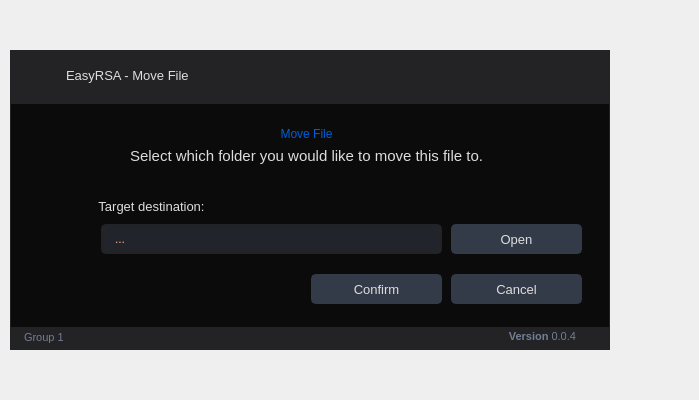
First picture: the form in UI/newMoveFile.ui, repository ameasere/EasyRSA, before the edit.
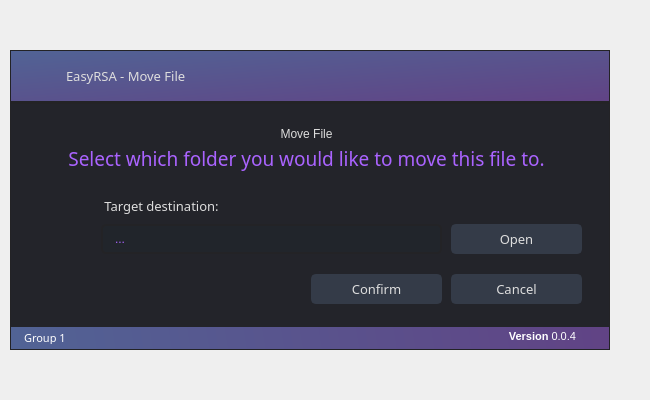
Second picture: the form after the edit. Icons and pictures are not drawn.

Patch:
```diff
--- a/UI/newMoveFile.ui
+++ b/UI/newMoveFile.ui
@@ -7,7 +7,7 @@
    <rect>
     <x>0</x>
     <y>0</y>
-    <width>699</width>
+    <width>650</width>
     <height>400</height>
    </rect>
   </property>
@@ -61,23 +61,23 @@
 /* /////////////////////////////////////////////////////////////////////////////////////////////////
 Bg App */
 #bgApp {
-	background-color: rgb(11,11,11);
+	background-color: rgb(35, 36, 42);
 	border: 1px solid rgb(35,35,38);
 }
 
 /* /////////////////////////////////////////////////////////////////////////////////////////////////
 Left Menu */
 #leftMenuBg {
-	background-color: rgb(35,35,38);
+	background-color: qlineargradient(spread:pad, x1:0, y1:0, x2:1, y2:1, stop:0 rgba(97, 67, 133, 255), stop:1 rgba(81, 99, 149, 255));
 }
 #topLogo {
-	background-color: rgb(35,35,38);
+	background-color: transparent;
 	background-image: url(:/images/images/images/RSA30x30.png);
 	background-position: center;
 	background-repeat: no-repeat;
 }
-#titleLeftApp { font: 63 12pt &quot;Segoe UI Semibold&quot;; }
-#titleLeftDescription { font: 8pt &quot;Segoe UI&quot;; color: rgb(32, 124, 245); }
+#titleLeftApp { font: 81 12pt &quot;Raleway ExtraBold&quot;; }
+#titleLeftDescription { font: 8pt &quot;Segoe UI&quot;; color: #aa63ff; }
 
 /* MENUS */
 #topMenu .QPushButton {
@@ -122,7 +122,7 @@
     background-repeat: no-repeat;
 	border: none;
 	border-left: 20px solid transparent;
-	background-color: rgb(37, 41, 48);
+	background-color: #23242a;
 	text-align: left;
 	padding-left: 44px;
 	color: rgb(113, 126, 149);
@@ -144,7 +144,7 @@
 	background-color: rgb(35,35,38);
 }
 #extraTopBg {
-	background-color: rgb(32, 124, 245);
+	background-color: #aa63ff;
 }
 
 /* Icon */
@@ -164,7 +164,7 @@
 
 /* Extra Content */
 #extraContent{
-	border-top: 3px solid rgb(11,11,11);
+	border-top: 3px solid rgb(35,35,38);
 }
 
 /* Extra Top Menus */
@@ -188,7 +188,7 @@
 /* /////////////////////////////////////////////////////////////////////////////////////////////////
 Content App */
 #contentTopBg{
-	background-color: rgb(35,35,38);
+	background-color: qlineargradient(spread:pad, x1:1, y1:1, x2:0, y2:0, stop:0 rgba(97, 67, 133, 255), stop:1 rgba(81, 99, 149, 255));
 }
 #contentBottom{
 	border-top: 3px solid rgb(35,35,38);
@@ -201,10 +201,10 @@
 
 /* Theme Settings */
 #extraRightBox { background-color: rgb(35,35,38); }
-#themeSettingsTopDetail { background-color: rgb(32, 124, 245); }
+#themeSettingsTopDetail { background-color: #aa63ff; }
 
 /* Bottom Bar */
-#bottomBar { background-color: rgb(35,35,38); }
+#bottomBar { background-color: qlineargradient(spread:pad, x1:1, y1:0.511, x2:0, y2:0.517, stop:0 rgba(97, 67, 133, 255), stop:1 rgba(81, 99, 149, 255)); }
 #bottomBar QLabel { font-size: 11px; color: rgb(113, 126, 149); padding-left: 10px; padding-right: 10px; padding-bottom: 2px; }
 
 /* CONTENT SETTINGS */
@@ -242,7 +242,7 @@
 	gridline-color: rgb(44, 49, 60);
 }
 QTableWidget::item:selected{
-	background-color: rgb(32, 124, 245);
+	background-color: #aa63ff;
 }
 QHeaderView::section{
 	background-color: rgb(35,35,38);
@@ -276,7 +276,7 @@
 	border: 2px solid rgb(35,35,38);
 	padding-left: 10px;
 	selection-color: rgb(255, 255, 255);
-	selection-background-color: rgb(0,94,217);
+	selection-background-color: #aa63ff;
 }
 QLineEdit:hover {
 	border: 2px solid rgb(64, 71, 88);
@@ -317,7 +317,7 @@
 	border-radius: 0px;
 }
 QScrollBar::handle:horizontal {
-    background: rgb(32, 124, 245);
+    background: #aa63ff;
     min-width: 25px;
 	border-radius: 4px;
 }
@@ -355,7 +355,7 @@
 	border-radius: 0px;
  }
  QScrollBar::handle:vertical {
-	background: rgb(32, 124, 245);
+	background: #aa63ff;
     min-height: 25px;
 	border-radius: 4px;
  }
@@ -446,7 +446,7 @@
 	background-repeat: no-repeat;
  }
 QComboBox QAbstractItemView {
-	color: rgb(0,94,217);
+	color: #aa63ff;
 	background-color: rgb(35,35,38);
 	padding: 10px;
 	selection-background-color: rgb(39, 44, 54);
@@ -464,7 +464,7 @@
 	background-color: rgb(55, 62, 76);
 }
 QSlider::handle:horizontal {
-    background-color: rgb(32, 124, 245);
+    background-color: #aa63ff;
     border: none;
     height: 10px;
     width: 10px;
@@ -488,7 +488,7 @@
 	background-color: rgb(55, 62, 76);
 }
 QSlider::handle:vertical {
-    background-color: rgb(32, 124, 245);
+    background-color: #aa63ff;
 	border: none;
     height: 10px;
     width: 10px;
@@ -505,7 +505,7 @@
 /* /////////////////////////////////////////////////////////////////////////////////////////////////
 CommandLinkButton */
 QCommandLinkButton {
-	color: rgb(0,94,217);
+	color: #aa63ff;
 	border-radius: 5px;
 	padding: 5px;
 }
@@ -716,13 +716,16 @@
                   </property>
                   <property name="font">
                    <font>
-                    <family>Segoe UI</family>
+                    <family>Raleway ExtraBold</family>
                     <pointsize>10</pointsize>
-                    <weight>50</weight>
+                    <weight>10</weight>
                     <italic>false</italic>
                     <bold>false</bold>
                    </font>
                   </property>
+                  <property name="styleSheet">
+                   <string notr="true">font: 81 10pt &quot;Raleway ExtraBold&quot;;</string>
+                  </property>
                   <property name="text">
                    <string>EasyRSA - Move File</string>
                   </property>
@@ -982,7 +985,7 @@
                         </rect>
                        </property>
                        <property name="styleSheet">
-                        <string notr="true">font: 14pt &quot;Segoe UI&quot;; color: rgb(0,94,217);</string>
+                        <string notr="true">font: 25 14pt &quot;Raleway Light&quot;;</string>
                        </property>
                        <property name="lineWidth">
                         <number>1</number>
@@ -997,9 +1000,9 @@
                       <widget class="QLabel" name="usertitle">
                        <property name="geometry">
                         <rect>
-                         <x>0</x>
+                         <x>20</x>
                          <y>70</y>
-                         <width>261</width>
+                         <width>241</width>
                          <height>45</height>
                         </rect>
                        </property>
@@ -1017,9 +1020,9 @@
                        </property>
                        <property name="font">
                         <font>
-                         <family>Segoe UI</family>
-                         <pointsize>11</pointsize>
-                         <weight>50</weight>
+                         <family>Raleway SemiBold</family>
+                         <pointsize>10</pointsize>
+                         <weight>7</weight>
                          <italic>false</italic>
                          <bold>false</bold>
                         </font>
@@ -1051,7 +1054,7 @@
                        </property>
                        <property name="styleSheet">
                         <string notr="true">background-color: rgb(33, 37, 43);
-color: rgb(255, 166, 121);</string>
+color: rgb(170, 99, 255)</string>
                        </property>
                        <property name="text">
                         <string>...</string>
@@ -1121,9 +1124,9 @@
                        </property>
                        <property name="font">
                         <font>
-                         <family>Segoe UI</family>
+                         <family>Raleway SemiBold</family>
                          <pointsize>10</pointsize>
-                         <weight>50</weight>
+                         <weight>7</weight>
                          <italic>false</italic>
                          <bold>false</bold>
                         </font>
@@ -1159,9 +1162,9 @@
                        </property>
                        <property name="font">
                         <font>
-                         <family>Segoe UI</family>
+                         <family>Raleway SemiBold</family>
                          <pointsize>10</pointsize>
-                         <weight>50</weight>
+                         <weight>7</weight>
                          <italic>false</italic>
                          <bold>false</bold>
                         </font>
@@ -1193,9 +1196,9 @@
                        </property>
                        <property name="font">
                         <font>
-                         <family>Segoe UI</family>
+                         <family>Raleway SemiBold</family>
                          <pointsize>10</pointsize>
-                         <weight>50</weight>
+                         <weight>7</weight>
                          <italic>false</italic>
                          <bold>false</bold>
                         </font>
@@ -1214,9 +1217,9 @@
                        <property name="geometry">
                         <rect>
                          <x>0</x>
-                         <y>20</y>
+                         <y>24</y>
                          <width>571</width>
-                         <height>45</height>
+                         <height>41</height>
                         </rect>
                        </property>
                        <property name="sizePolicy">
@@ -1233,9 +1236,9 @@
                        </property>
                        <property name="font">
                         <font>
-                         <family>Segoe UI</family>
-                         <pointsize>11</pointsize>
-                         <weight>50</weight>
+                         <family>Raleway Light</family>
+                         <pointsize>14</pointsize>
+                         <weight>3</weight>
                          <italic>false</italic>
                          <bold>false</bold>
                         </font>
@@ -1244,7 +1247,7 @@
                         <string notr="true">font: 11pt &quot;Segoe UI&quot;;</string>
                        </property>
                        <property name="text">
-                        <string>&lt;html&gt;&lt;head/&gt;&lt;body&gt;&lt;p align=&quot;center&quot;&gt;Select which folder you would like to move this file to.&lt;/p&gt;&lt;/body&gt;&lt;/html&gt;</string>
+                        <string>&lt;html&gt;&lt;head/&gt;&lt;body&gt;&lt;p align=&quot;center&quot;&gt;&lt;span style=&quot; color:#aa63ff;&quot;&gt;Select which folder you would like to move this file to.&lt;/span&gt;&lt;/p&gt;&lt;/body&gt;&lt;/html&gt;</string>
                        </property>
                        <property name="alignment">
                         <set>Qt::AlignLeading|Qt::AlignLeft|Qt::AlignVCenter</set>
@@ -1341,15 +1344,18 @@
                   </property>
                   <property name="font">
                    <font>
-                    <family>Segoe UI</family>
-                    <pointsize>-1</pointsize>
-                    <weight>50</weight>
+                    <family>Raleway SemiBold</family>
+                    <pointsize>8</pointsize>
+                    <weight>7</weight>
                     <italic>false</italic>
                     <bold>false</bold>
                    </font>
                   </property>
+                  <property name="styleSheet">
+                   <string notr="true">font: 63 8pt &quot;Raleway SemiBold&quot;;</string>
+                  </property>
                   <property name="text">
-                   <string>Group 1</string>
+                   <string>&lt;html&gt;&lt;head/&gt;&lt;body&gt;&lt;p&gt;&lt;span style=&quot; color:#ffffff;&quot;&gt;Group 1&lt;/span&gt;&lt;/p&gt;&lt;/body&gt;&lt;/html&gt;</string>
                   </property>
                   <property name="alignment">
                    <set>Qt::AlignLeading|Qt::AlignLeft|Qt::AlignVCenter</set>
@@ -1358,8 +1364,11 @@
                 </item>
                 <item>
                  <widget class="QLabel" name="version">
+                  <property name="styleSheet">
+                   <string notr="true">font: 63 8pt &quot;Raleway SemiBold&quot;;</string>
+                  </property>
                   <property name="text">
-                   <string>&lt;html&gt;&lt;head/&gt;&lt;body&gt;&lt;p&gt;&lt;span style=&quot; font-weight:600;&quot;&gt;Version&lt;/span&gt; 0.0.4&lt;/p&gt;&lt;/body&gt;&lt;/html&gt;</string>
+                   <string>&lt;html&gt;&lt;head/&gt;&lt;body&gt;&lt;p&gt;&lt;span style=&quot; font-weight:600; color:#ffffff;&quot;&gt;Version&lt;/span&gt;&lt;span style=&quot; color:#ffffff;&quot;&gt; 0.0.4&lt;/span&gt;&lt;/p&gt;&lt;/body&gt;&lt;/html&gt;</string>
                   </property>
                   <property name="alignment">
                    <set>Qt::AlignRight|Qt::AlignTrailing|Qt::AlignVCenter</set>
```
Left out of the diff: 59 changed lines with no effect on the pictures.
